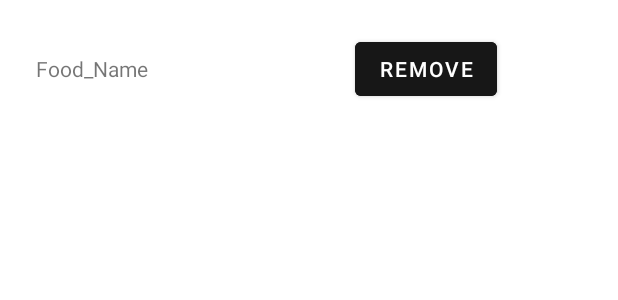
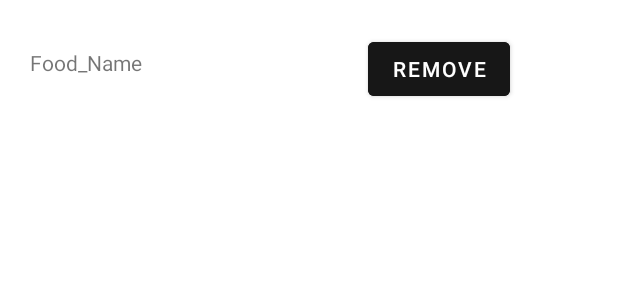
Before and after one commit to MarkProjs/food-licious, an Android app: the layout food_list_view.xml on its own in the app's theme, with its tools: preview values and no code run, on a phone screen of 412 x 824 dp. Shown: the top 300 px of the screen. Run offline under Robolectric (Android 15) with nearby library versions, the phone set to English and light mode, and no system bars.

Commit message:
the adapter and the recycler view is working and the new list is showing

```diff
--- a/app/src/main/res/layout/activity_food_list.xml
+++ b/app/src/main/res/layout/activity_food_list.xml
@@ -45,9 +45,9 @@
 
     <androidx.recyclerview.widget.RecyclerView
         android:id="@+id/my_recycler_view"
-        android:layout_width="380dp"
-        android:layout_height="194dp"
-        android:layout_marginTop="36dp"
+        android:layout_width="match_parent"
+        android:layout_height="356dp"
+        android:layout_marginTop="96dp"
         app:layout_constraintEnd_toEndOf="parent"
         app:layout_constraintHorizontal_bias="0.531"
         app:layout_constraintStart_toStartOf="parent"
--- a/app/src/main/res/layout/food_list_view.xml
+++ b/app/src/main/res/layout/food_list_view.xml
@@ -8,25 +8,27 @@
 
     <TextView
         android:id="@+id/food_name_txt"
-        android:layout_width="wrap_content"
+        android:layout_width="105dp"
         android:layout_height="wrap_content"
-        android:layout_marginStart="4dp"
-        android:layout_marginTop="16dp"
+        android:layout_marginTop="12dp"
         android:padding="10dp"
-        tools:text="Food_Name"
         app:layout_constraintStart_toStartOf="parent"
-        app:layout_constraintTop_toTopOf="parent" />
+        app:layout_constraintTop_toTopOf="parent"
+        tools:text="Food_Name" />
 
     <Button
         android:id="@+id/remove_btn"
         android:layout_width="wrap_content"
         android:layout_height="wrap_content"
-        android:layout_marginStart="128dp"
+        android:layout_marginStart="130dp"
+        android:layout_marginTop="12dp"
         android:backgroundTint="#171717"
         android:text="@string/remove"
         android:textColor="@color/white"
-        app:layout_constraintBaseline_toBaselineOf="@id/food_name_txt"
-        app:layout_constraintStart_toEndOf="@id/food_name_txt" />
+        app:layout_constraintEnd_toEndOf="parent"
+        app:layout_constraintHorizontal_bias="0.0"
+        app:layout_constraintStart_toEndOf="@id/food_name_txt"
+        app:layout_constraintTop_toTopOf="parent" />
 
 
 </androidx.constraintlayout.widget.ConstraintLayout>
```
Also changed, not shown: app/src/main/java/dawsoncollege/android/food_ilicious/FoodListActivity.kt (+12 -7 lines).
